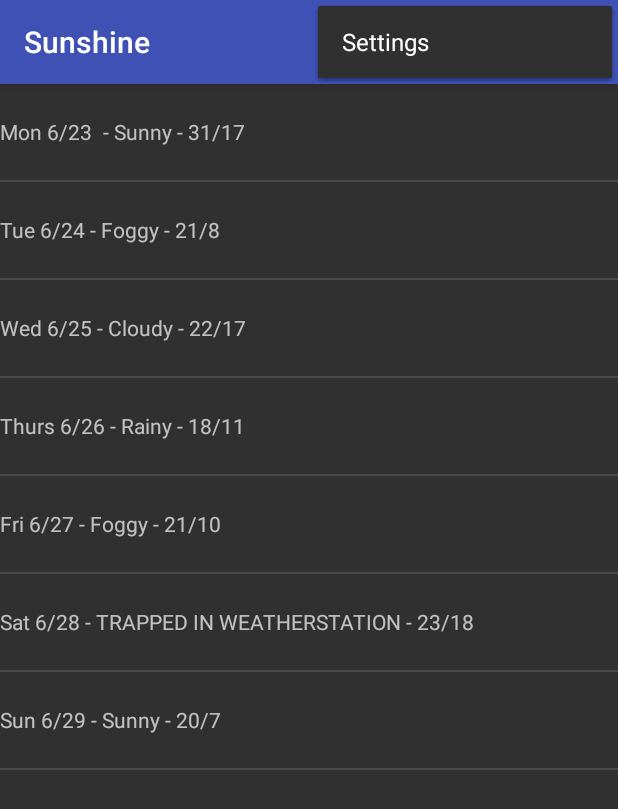
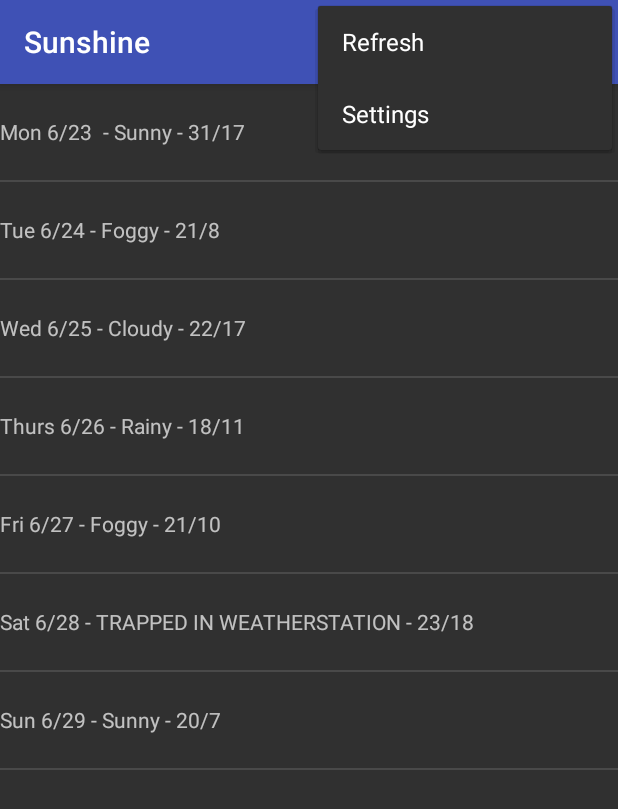
Before and after one commit to kwohlford/Sunshine, an Android app: the screen it shows after launch (MainActivity), with the options menu open, on a phone screen of 412 x 824 dp. Shown: the top 809 px of the screen. Run offline under Robolectric (Android 15) with nearby library versions, the phone set to English and light mode, and no system bars.

Commit message:
Completed lesson 2

```diff
--- a/app/build.gradle
+++ b/app/build.gradle
@@ -17,6 +17,9 @@ android {
             proguardFiles getDefaultProguardFile('proguard-android.txt'), 'proguard-rules.pro'
         }
     }
+    buildTypes.each {
+        it.buildConfigField('String', 'OPEN_WEATHER_MAP_API_KEY', MyOpenWeatherMapApiKey)
+    }
 }
 
 dependencies {
--- a/app/src/main/AndroidManifest.xml
+++ b/app/src/main/AndroidManifest.xml
@@ -17,4 +17,6 @@
         </activity>
     </application>
 
+    <uses-permission android:name="android.permission.INTERNET" />
+
 </manifest>
--- a/app/src/main/java/com/example/android/sunshine/app/MainActivity.java
+++ b/app/src/main/java/com/example/android/sunshine/app/MainActivity.java
@@ -13,7 +13,7 @@ public class MainActivity extends AppCompatActivity {
         setContentView(R.layout.activity_main);
         if (savedInstanceState == null) {
             getSupportFragmentManager().beginTransaction()
-                    .add(R.id.container, new MainFragment())
+                    .add(R.id.container, new ForecastFragment())
                     .commit();
         }
     }
--- a/app/src/main/java/com/example/android/sunshine/app/MainFragment.java
+++ /dev/null
@@ -1,42 +0,0 @@
-package com.example.android.sunshine.app;
-
-import android.os.Bundle;
-import android.support.v4.app.Fragment;
-import android.view.LayoutInflater;
-import android.view.View;
-import android.view.ViewGroup;
-import android.widget.ArrayAdapter;
-import android.widget.ListView;
-
-import java.util.ArrayList;
-import java.util.Arrays;
-import java.util.List;
-
-public class MainFragment extends Fragment {
-
-    public MainFragment() {
-        // Required empty public constructor
-    }
-
-    @Override
-    public View onCreateView(final LayoutInflater inflater, final ViewGroup container, final Bundle savedInstanceState) {
-        final View rootView = inflater.inflate(R.layout.fragment_main, container, false);
-
-        final String[] data = {
-                "Mon 6/23 - Sunny - 31/17",
-                "Tue 6/24 - Foggy - 21/8",
-                "Wed 6/25 - Cloudy - 22/17",
-                "Thurs 6/26 - Rainy - 18/11",
-                "Fri 6/27 - Foggy - 21/10",
-                "Sat 6/28 - TRAPPED IN WEATHERSTATION - 23/18",
-                "Sun 6/29 - Sunny - 20/7"
-        };
-        final List<String> weekForecast = new ArrayList<>(Arrays.asList(data));
-        final ArrayAdapter<String> arrayAdapter =
-                new ArrayAdapter<>(getActivity(), R.layout.list_item_forecast, R.id.list_item_forecast_textview, weekForecast);
-        final ListView listView = (ListView) rootView.findViewById(R.id.list_view_forecast);
-        listView.setAdapter(arrayAdapter);
-
-        return rootView;
-    }
-}
--- a/app/src/main/res/layout/fragment_main.xml
+++ b/app/src/main/res/layout/fragment_main.xml
@@ -2,7 +2,7 @@
     xmlns:tools="http://schemas.android.com/tools"
     android:layout_width="match_parent"
     android:layout_height="match_parent"
-    tools:context="com.example.android.sunshine.app.MainFragment">
+    tools:context="com.example.android.sunshine.app.ForecastFragment">
 
     <ListView
         android:id="@+id/list_view_forecast"
--- /dev/null
+++ b/app/src/main/res/menu/forecastfragment.xml
@@ -0,0 +1,6 @@
+<menu xmlns:android="http://schemas.android.com/apk/res/android"
+    xmlns:app="http://schemas.android.com/apk/res-auto"
+    xmlns:tools="http://schemas.android.com/tools" tools:context=".MainActivity">
+    <item android:id="@+id/action_refresh" android:title="@string/action_refresh"
+        app:showAsAction="never" />
+</menu>
--- a/app/src/main/res/values/strings.xml
+++ b/app/src/main/res/values/strings.xml
@@ -2,4 +2,5 @@
     <string name="app_name">Sunshine</string>
     <string name="hello_blank_fragment">Hello world!</string>
     <string name="action_settings">Settings</string>
+    <string name="action_refresh">Refresh</string>
 </resources>
```
Also changed, not shown: app/src/main/java/com/example/android/sunshine/app/ForecastFragment.java (added, +275 -0 lines).
